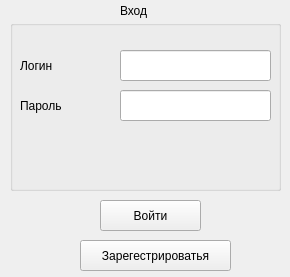
Qt form Client/entrywindow.ui (Elizaser/Messenger-Diplom) before a commit.
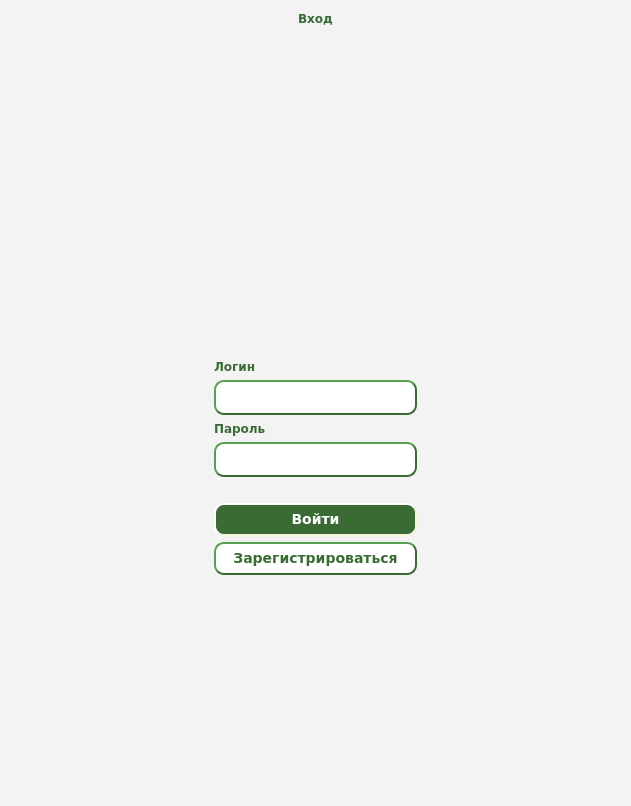
The same form after that commit. Icons and pictures are not drawn.

Commit message: refact ui enter window, add resours

What changed in the file:
```diff
--- a/Client/entrywindow.ui
+++ b/Client/entrywindow.ui
@@ -6,94 +6,351 @@
    <rect>
     <x>0</x>
     <y>0</y>
-    <width>290</width>
-    <height>277</height>
+    <width>631</width>
+    <height>806</height>
    </rect>
   </property>
+  <property name="palette">
+   <palette>
+    <active>
+     <colorrole role="WindowText">
+      <brush brushstyle="SolidPattern">
+       <color alpha="255">
+        <red>58</red>
+        <green>107</green>
+        <blue>53</blue>
+       </color>
+      </brush>
+     </colorrole>
+     <colorrole role="Button">
+      <brush brushstyle="SolidPattern">
+       <color alpha="255">
+        <red>58</red>
+        <green>107</green>
+        <blue>53</blue>
+       </color>
+      </brush>
+     </colorrole>
+     <colorrole role="Light">
+      <brush brushstyle="SolidPattern">
+       <color alpha="255">
+        <red>186</red>
+        <green>189</green>
+        <blue>182</blue>
+       </color>
+      </brush>
+     </colorrole>
+     <colorrole role="Text">
+      <brush brushstyle="SolidPattern">
+       <color alpha="255">
+        <red>0</red>
+        <green>0</green>
+        <blue>0</blue>
+       </color>
+      </brush>
+     </colorrole>
+     <colorrole role="ButtonText">
+      <brush brushstyle="SolidPattern">
+       <color alpha="255">
+        <red>236</red>
+        <green>239</green>
+        <blue>198</blue>
+       </color>
+      </brush>
+     </colorrole>
+     <colorrole role="Base">
+      <brush brushstyle="SolidPattern">
+       <color alpha="255">
+        <red>255</red>
+        <green>255</green>
+        <blue>255</blue>
+       </color>
+      </brush>
+     </colorrole>
+     <colorrole role="Window">
+      <brush brushstyle="SolidPattern">
+       <color alpha="255">
+        <red>243</red>
+        <green>243</green>
+        <blue>243</blue>
+       </color>
+      </brush>
+     </colorrole>
+     <colorrole role="PlaceholderText">
+      <brush brushstyle="SolidPattern">
+       <color alpha="128">
+        <red>0</red>
+        <green>0</green>
+        <blue>0</blue>
+       </color>
+      </brush>
+     </colorrole>
+    </active>
+    <inactive>
+     <colorrole role="WindowText">
+      <brush brushstyle="SolidPattern">
+       <color alpha="255">
+        <red>58</red>
+        <green>107</green>
+        <blue>53</blue>
+       </color>
+      </brush>
+     </colorrole>
+     <colorrole role="Button">
+      <brush brushstyle="SolidPattern">
+       <color alpha="255">
+        <red>58</red>
+        <green>107</green>
+        <blue>53</blue>
+       </color>
+      </brush>
+     </colorrole>
+     <colorrole role="Light">
+      <brush brushstyle="SolidPattern">
+       <color alpha="255">
+        <red>186</red>
+        <green>189</green>
+        <blue>182</blue>
+       </color>
+      </brush>
+     </colorrole>
+     <colorrole role="Text">
+      <brush brushstyle="SolidPattern">
+       <color alpha="255">
+        <red>0</red>
+        <green>0</green>
+        <blue>0</blue>
+       </color>
+      </brush>
+     </colorrole>
+     <colorrole role="ButtonText">
+      <brush brushstyle="SolidPattern">
+       <color alpha="255">
+        <red>236</red>
+        <green>239</green>
+        <blue>198</blue>
+       </color>
+      </brush>
+     </colorrole>
+     <colorrole role="Base">
+      <brush brushstyle="SolidPattern">
+       <color alpha="255">
+        <red>255</red>
+        <green>255</green>
+        <blue>255</blue>
+       </color>
+      </brush>
+     </colorrole>
+     <colorrole role="Window">
+      <brush brushstyle="SolidPattern">
+       <color alpha="255">
+        <red>243</red>
+        <green>243</green>
+        <blue>243</blue>
+       </color>
+      </brush>
+     </colorrole>
+     <colorrole role="PlaceholderText">
+      <brush brushstyle="SolidPattern">
+       <color alpha="128">
+        <red>0</red>
+        <green>0</green>
+        <blue>0</blue>
+       </color>
+      </brush>
+     </colorrole>
+    </inactive>
+    <disabled>
+     <colorrole role="WindowText">
+      <brush brushstyle="SolidPattern">
+       <color alpha="255">
+        <red>190</red>
+        <green>190</green>
+        <blue>190</blue>
+       </color>
+      </brush>
+     </colorrole>
+     <colorrole role="Button">
+      <brush brushstyle="SolidPattern">
+       <color alpha="255">
+        <red>58</red>
+        <green>107</green>
+        <blue>53</blue>
+       </color>
+      </brush>
+     </colorrole>
+     <colorrole role="Light">
+      <brush brushstyle="SolidPattern">
+       <color alpha="255">
+        <red>186</red>
+        <green>189</green>
+        <blue>182</blue>
+       </color>
+      </brush>
+     </colorrole>
+     <colorrole role="Text">
+      <brush brushstyle="SolidPattern">
+       <color alpha="255">
+        <red>190</red>
+        <green>190</green>
+        <blue>190</blue>
+       </color>
+      </brush>
+     </colorrole>
+     <colorrole role="ButtonText">
+      <brush brushstyle="SolidPattern">
+       <color alpha="255">
+        <red>190</red>
+        <green>190</green>
+        <blue>190</blue>
+       </color>
+      </brush>
+     </colorrole>
+     <colorrole role="Base">
+      <brush brushstyle="SolidPattern">
+       <color alpha="255">
+        <red>243</red>
+        <green>243</green>
+        <blue>243</blue>
+       </color>
+      </brush>
+     </colorrole>
+     <colorrole role="Window">
+      <brush brushstyle="SolidPattern">
+       <color alpha="255">
+        <red>243</red>
+        <green>243</green>
+        <blue>243</blue>
+       </color>
+      </brush>
+     </colorrole>
+     <colorrole role="PlaceholderText">
+      <brush brushstyle="SolidPattern">
+       <color alpha="128">
+        <red>0</red>
+        <green>0</green>
+        <blue>0</blue>
+       </color>
+      </brush>
+     </colorrole>
+    </disabled>
+   </palette>
+  </property>
+  <property name="font">
+   <font>
+    <family>DejaVu Sans</family>
+    <weight>75</weight>
+    <italic>false</italic>
+    <bold>true</bold>
+   </font>
+  </property>
   <property name="windowTitle">
    <string>Form</string>
   </property>
-  <widget class="QLabel" name="label">
-   <property name="geometry">
-    <rect>
-     <x>120</x>
-     <y>0</y>
-     <width>41</width>
-     <height>21</height>
-    </rect>
-   </property>
-   <property name="text">
-    <string>Вход</string>
-   </property>
-  </widget>
-  <widget class="QGroupBox" name="groupBox">
-   <property name="geometry">
-    <rect>
-     <x>10</x>
-     <y>20</y>
-     <width>271</width>
-     <height>171</height>
-    </rect>
-   </property>
-   <property name="title">
-    <string/>
-   </property>
-   <widget class="QLabel" name="label_password">
-    <property name="geometry">
-     <rect>
-      <x>10</x>
-      <y>70</y>
-      <width>91</width>
-      <height>31</height>
-     </rect>
-    </property>
-    <property name="text">
-     <string>Пароль</string>
-    </property>
-   </widget>
-   <widget class="QLabel" name="label_login">
-    <property name="geometry">
-     <rect>
-      <x>10</x>
-      <y>30</y>
-      <width>91</width>
-      <height>31</height>
-     </rect>
-    </property>
-    <property name="text">
-     <string>Логин</string>
-    </property>
-   </widget>
-   <widget class="QLineEdit" name="lineEdit_login">
-    <property name="geometry">
-     <rect>
-      <x>110</x>
-      <y>30</y>
-      <width>151</width>
-      <height>31</height>
-     </rect>
-    </property>
-   </widget>
-   <widget class="QLineEdit" name="lineEdit_password">
-    <property name="geometry">
-     <rect>
-      <x>110</x>
-      <y>70</y>
-      <width>151</width>
-      <height>31</height>
-     </rect>
-    </property>
-   </widget>
-   <widget class="QWidget" name="verticalLayoutWidget">
-    <property name="geometry">
-     <rect>
-      <x>80</x>
-      <y>120</y>
-      <width>181</width>
-      <height>41</height>
-     </rect>
-    </property>
+  <layout class="QHBoxLayout" name="horizontalLayout_3">
+   <item>
+    <spacer name="horizontalSpacer">
+     <property name="orientation">
+      <enum>Qt::Horizontal</enum>
+     </property>
+     <property name="sizeHint" stdset="0">
+      <size>
+       <width>138</width>
+       <height>20</height>
+      </size>
+     </property>
+    </spacer>
+   </item>
+   <item>
     <layout class="QVBoxLayout" name="verticalLayout">
+     <item>
+      <widget class="QLabel" name="label">
+       <property name="text">
+        <string>Вход</string>
+       </property>
+       <property name="alignment">
+        <set>Qt::AlignCenter</set>
+       </property>
+      </widget>
+     </item>
+     <item>
+      <spacer name="verticalSpacer_3">
+       <property name="orientation">
+        <enum>Qt::Vertical</enum>
+       </property>
+       <property name="sizeHint" stdset="0">
+        <size>
+         <width>20</width>
+         <height>40</height>
+        </size>
+       </property>
+      </spacer>
+     </item>
+     <item>
+      <widget class="QLabel" name="label_2">
+       <property name="enabled">
+        <bool>true</bool>
+       </property>
+       <property name="minimumSize">
+        <size>
+         <width>199</width>
+         <height>100</height>
+        </size>
+       </property>
+       <property name="text">
+        <string/>
+       </property>
+       <property name="pixmap">
+        <pixmap resource="Images.qrc">:/icons/profile.png</pixmap>
+       </property>
+       <property name="alignment">
+        <set>Qt::AlignLeading|Qt::AlignLeft|Qt::AlignVCenter</set>
+       </property>
+      </widget>
+     </item>
+     <item>
+      <widget class="QLabel" name="label_login">
+       <property name="text">
+        <string>Логин</string>
+       </property>
+       <property name="wordWrap">
+        <bool>false</bool>
+       </property>
+      </widget>
+     </item>
+     <item>
+      <widget class="QLineEdit" name="lineEdit_login">
+       <property name="styleSheet">
+        <string notr="true">	 border-style: outset;
+     border-width: 2px;
+     border-radius: 10px;
+     border-color: #3A6B35;
+     font: bold 14px;
+     min-width: 10em;
+     padding: 6px;</string>
+       </property>
+      </widget>
+     </item>
+     <item>
+      <widget class="QLabel" name="label_password">
+       <property name="text">
+        <string>Пароль</string>
+       </property>
+      </widget>
+     </item>
+     <item>
+      <widget class="QLineEdit" name="lineEdit_password">
+       <property name="styleSheet">
+        <string notr="true">	 border-style: outset;
+     border-width: 2px;
+     border-radius: 10px;
+     border-color: #3A6B35;
+     font: bold 14px;
+     min-width: 10em;
+     padding: 6px;</string>
+       </property>
+      </widget>
+     </item>
      <item>
       <widget class="QLabel" name="label_error">
        <property name="text">
@@ -107,35 +364,279 @@
        </property>
       </widget>
      </item>
+     <item>
+      <layout class="QHBoxLayout" name="horizontalLayout"/>
+     </item>
+     <item>
+      <widget class="QPushButton" name="pushButton_signin">
+       <property name="styleSheet">
+        <string notr="true">	 border-style: outset;
+color: rgb(255, 255, 255);
+     border-width: 2px;
+     border-radius: 10px;
+     border-color: beige;
+     font: bold 14px;
+     min-width: 10em;
+     padding: 6px;
+	  background-color: #3A6B35;</string>
+       </property>
+       <property name="text">
+        <string>Войти</string>
+       </property>
+      </widget>
+     </item>
+     <item>
+      <widget class="QPushButton" name="pushButton_register">
+       <property name="maximumSize">
+        <size>
+         <width>16777215</width>
+         <height>16777215</height>
+        </size>
+       </property>
+       <property name="palette">
+        <palette>
+         <active>
+          <colorrole role="WindowText">
+           <brush brushstyle="SolidPattern">
+            <color alpha="255">
+             <red>58</red>
+             <green>107</green>
+             <blue>53</blue>
+            </color>
+           </brush>
+          </colorrole>
+          <colorrole role="Button">
+           <brush brushstyle="SolidPattern">
+            <color alpha="255">
+             <red>255</red>
+             <green>255</green>
+             <blue>255</blue>
+            </color>
+           </brush>
+          </colorrole>
+          <colorrole role="Text">
+           <brush brushstyle="SolidPattern">
+            <color alpha="255">
+             <red>58</red>
+             <green>107</green>
+             <blue>53</blue>
+            </color>
+           </brush>
+          </colorrole>
+          <colorrole role="ButtonText">
+           <brush brushstyle="SolidPattern">
+            <color alpha="255">
+             <red>58</red>
+             <green>107</green>
+             <blue>53</blue>
+            </color>
+           </brush>
+          </colorrole>
+          <colorrole role="Base">
+           <brush brushstyle="SolidPattern">
+            <color alpha="255">
+             <red>255</red>
+             <green>255</green>
+             <blue>255</blue>
+            </color>
+           </brush>
+          </colorrole>
+          <colorrole role="Window">
+           <brush brushstyle="SolidPattern">
+            <color alpha="255">
+             <red>255</red>
+             <green>255</green>
+             <blue>255</blue>
+            </color>
+           </brush>
+          </colorrole>
+          <colorrole role="PlaceholderText">
+           <brush brushstyle="NoBrush">
+            <color alpha="128">
+             <red>58</red>
+             <green>107</green>
+             <blue>53</blue>
+            </color>
+           </brush>
+          </colorrole>
+         </active>
+         <inactive>
+          <colorrole role="WindowText">
+           <brush brushstyle="SolidPattern">
+            <color alpha="255">
+             <red>58</red>
+             <green>107</green>
+             <blue>53</blue>
+            </color>
+           </brush>
+          </colorrole>
+          <colorrole role="Button">
+           <brush brushstyle="SolidPattern">
+            <color alpha="255">
+             <red>255</red>
+             <green>255</green>
+             <blue>255</blue>
+            </color>
+           </brush>
+          </colorrole>
+          <colorrole role="Text">
+           <brush brushstyle="SolidPattern">
+            <color alpha="255">
+             <red>58</red>
+             <green>107</green>
+             <blue>53</blue>
+            </color>
+           </brush>
+          </colorrole>
+          <colorrole role="ButtonText">
+           <brush brushstyle="SolidPattern">
+            <color alpha="255">
+             <red>58</red>
+             <green>107</green>
+             <blue>53</blue>
+            </color>
+           </brush>
+          </colorrole>
+          <colorrole role="Base">
+           <brush brushstyle="SolidPattern">
+            <color alpha="255">
+             <red>255</red>
+             <green>255</green>
+             <blue>255</blue>
+            </color>
+           </brush>
+          </colorrole>
+          <colorrole role="Window">
+           <brush brushstyle="SolidPattern">
+            <color alpha="255">
+             <red>255</red>
+             <green>255</green>
+             <blue>255</blue>
+            </color>
+           </brush>
+          </colorrole>
+          <colorrole role="PlaceholderText">
+           <brush brushstyle="NoBrush">
+            <color alpha="128">
+             <red>58</red>
+             <green>107</green>
+             <blue>53</blue>
+            </color>
+           </brush>
+          </colorrole>
+         </inactive>
+         <disabled>
+          <colorrole role="WindowText">
+           <brush brushstyle="SolidPattern">
+            <color alpha="255">
+             <red>58</red>
+             <green>107</green>
+             <blue>53</blue>
+            </color>
+           </brush>
+          </colorrole>
+          <colorrole role="Button">
+           <brush brushstyle="SolidPattern">
+            <color alpha="255">
+             <red>255</red>
+             <green>255</green>
+             <blue>255</blue>
+            </color>
+           </brush>
+          </colorrole>
+          <colorrole role="Text">
+           <brush brushstyle="SolidPattern">
+            <color alpha="255">
+             <red>58</red>
+             <green>107</green>
+             <blue>53</blue>
+            </color>
+           </brush>
+          </colorrole>
+          <colorrole role="ButtonText">
+           <brush brushstyle="SolidPattern">
+            <color alpha="255">
+             <red>58</red>
+             <green>107</green>
+             <blue>53</blue>
+            </color>
+           </brush>
+          </colorrole>
+          <colorrole role="Base">
+           <brush brushstyle="SolidPattern">
+            <color alpha="255">
+             <red>255</red>
+             <green>255</green>
+             <blue>255</blue>
+            </color>
+           </brush>
+          </colorrole>
+          <colorrole role="Window">
+           <brush brushstyle="SolidPattern">
+            <color alpha="255">
+             <red>255</red>
+             <green>255</green>
+             <blue>255</blue>
+            </color>
+           </brush>
+          </colorrole>
+          <colorrole role="PlaceholderText">
+           <brush brushstyle="NoBrush">
+            <color alpha="128">
+             <red>58</red>
+             <green>107</green>
+             <blue>53</blue>
+            </color>
+           </brush>
+          </colorrole>
+         </disabled>
+        </palette>
+       </property>
+       <property name="styleSheet">
+        <string notr="true">	 border-style: outset;
+    color: #3A6B35;
+     border-width: 2px;
+     border-radius: 10px;
+     border-color: #3A6B35;
+     font: bold 14px;
+     min-width: 10em;
+     padding: 6px;
+	  background-color: rgb(255, 255, 255);</string>
+       </property>
+       <property name="text">
+        <string>Зарегистрироваться</string>
+       </property>
+      </widget>
+     </item>
+     <item>
+      <spacer name="verticalSpacer">
+       <property name="orientation">
+        <enum>Qt::Vertical</enum>
+       </property>
+       <property name="sizeHint" stdset="0">
+        <size>
+         <width>20</width>
+         <height>40</height>
+        </size>
+       </property>
+      </spacer>
+     </item>
     </layout>
-   </widget>
-  </widget>
-  <widget class="QPushButton" name="pushButton_signin">
-   <property name="geometry">
-    <rect>
-     <x>100</x>
-     <y>200</y>
-     <width>101</width>
-     <height>31</height>
-    </rect>
-   </property>
-   <property name="text">
-    <string>Войти</string>
-   </property>
-  </widget>
-  <widget class="QPushButton" name="pushButton_register">
-   <property name="geometry">
-    <rect>
-     <x>80</x>
-     <y>240</y>
-     <width>151</width>
-     <height>31</height>
-    </rect>
-   </property>
-   <property name="text">
-    <string>Зарегестрироватья</string>
-   </property>
-  </widget>
+   </item>
+   <item>
+    <spacer name="horizontalSpacer_2">
+     <property name="orientation">
+      <enum>Qt::Horizontal</enum>
+     </property>
+     <property name="sizeHint" stdset="0">
+      <size>
+       <width>138</width>
+       <height>20</height>
+      </size>
+     </property>
+    </spacer>
+   </item>
+  </layout>
  </widget>
  <resources/>
  <connections/>
```
Left out of the diff: 4 changed lines with no effect on the pictures. The commit also changes 11 other files.
